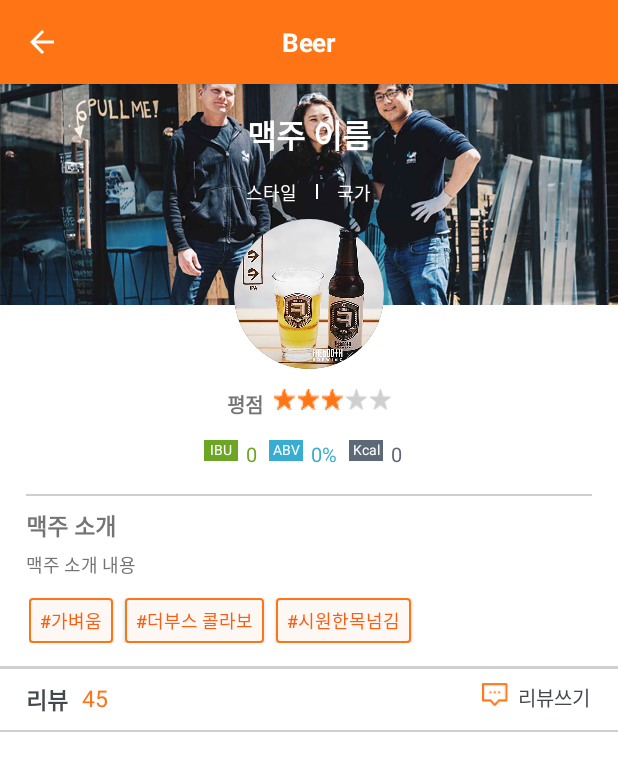
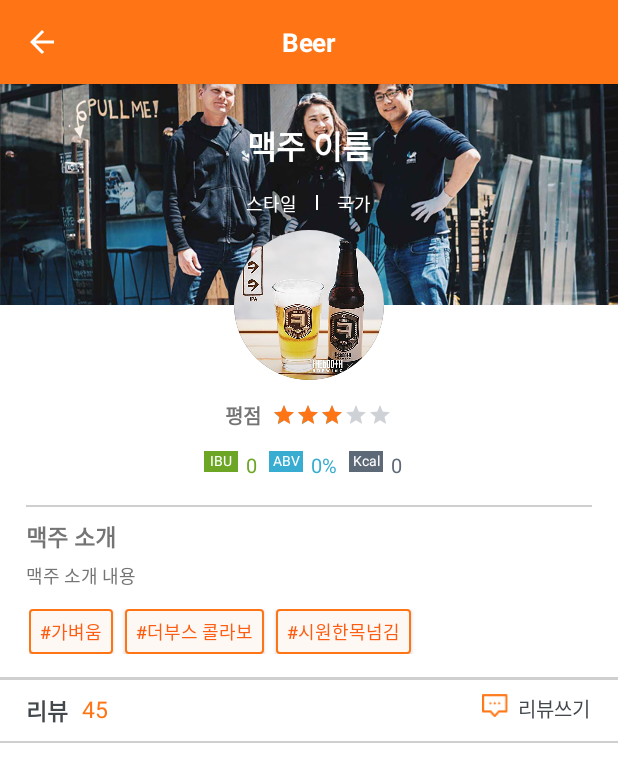
Before and after one commit to Beeering/Beering-Android, an Android app: the BeerDetailActivity screen opened directly, with no data from a screen before it, on a phone screen of 412 x 824 dp. Shown: the top 782 px of the screen. Run offline under Robolectric (Android 15) with nearby library versions, the phone set to English and light mode, and no system bars; libraries missing offline, so code that uses them is left out: com.loopj.android, cz.msebera.android; 1 statement that could not run was skipped.

Commit message:
Change to scroll view

```diff
--- a/Beering/app/src/main/java/io/beering/beering/Fragement/MytasteFragment.java
+++ b/Beering/app/src/main/java/io/beering/beering/Fragement/MytasteFragment.java
@@ -4,7 +4,6 @@ import android.graphics.Color;
 import android.os.Bundle;
 import android.support.annotation.Nullable;
 import android.support.v4.app.Fragment;
-import android.util.Log;
 import android.view.LayoutInflater;
 import android.view.View;
 import android.view.ViewGroup;
@@ -63,8 +62,6 @@ public class MytasteFragment extends Fragment {
     }
 
     private void addDataSet() {
-        Log.d("!!!!!!!!!!", "addDataSet: WHY....");
-
         ArrayList<PieEntry> yEntrys = new ArrayList<>();
         ArrayList<String> xEntrys = new ArrayList<>();
 
--- a/Beering/app/src/main/res/layout/activity_beer_detail.xml
+++ b/Beering/app/src/main/res/layout/activity_beer_detail.xml
@@ -19,9 +19,15 @@
 
     </android.support.design.widget.AppBarLayout>
 
+    <ScrollView
+        android:layout_width="match_parent"
+        android:layout_height="wrap_content"
+        android:layout_below="@+id/appbar">
+        <RelativeLayout
+            android:layout_width="wrap_content"
+            android:layout_height="wrap_content">
             <ImageView
                 android:layout_width="match_parent"
-        android:layout_below="@+id/appbar"
                 android:layout_height="147dp"
                 android:src="@drawable/k_beer_background"
                 android:scaleType="centerCrop"
@@ -36,7 +42,7 @@
                 android:textSize="21.2sp"
                 android:textStyle="bold"
                 android:layout_centerHorizontal="true"
-        android:layout_marginTop="73.5dp"/>
+                android:layout_marginTop="24.5dp"/>
 
             <RelativeLayout
                 android:layout_width="wrap_content"
@@ -79,7 +85,7 @@
                 android:background="#ffffff"
                 android:src="@drawable/k_beer_profile_image"
                 android:layout_centerHorizontal="true"
-        android:layout_marginTop="146dp"
+                android:layout_marginTop="97dp"
                 />
 
             <RelativeLayout
@@ -101,51 +107,22 @@
                     android:textSize="13sp"
                     android:layout_marginRight="7.2dp"/>
 
-        <ImageView
-            android:layout_width="14dp"
-            android:layout_height="14dp"
-            android:id="@+id/beer_star_1"
-            android:src="@drawable/star_orange"
-            android:layout_toRightOf="@+id/rating_text"
-            android:layout_marginRight="2.2dp"
-            android:scaleType="fitXY"
-            />
-        <ImageView
-            android:layout_width="14dp"
-            android:layout_height="14dp"
-            android:id="@+id/beer_star_2"
-            android:src="@drawable/star_orange"
-            android:layout_toRightOf="@+id/beer_star_1"
-            android:layout_marginRight="2.2dp"
-            android:scaleType="fitXY"
-            />
-        <ImageView
-            android:layout_width="14dp"
-            android:layout_height="14dp"
-            android:id="@+id/beer_star_3"
-            android:src="@drawable/star_orange"
-            android:layout_toRightOf="@+id/beer_star_2"
-            android:layout_marginRight="2.2dp"
-            android:scaleType="fitXY"
-            />
-        <ImageView
-            android:layout_width="14dp"
-            android:layout_height="14dp"
-            android:id="@+id/beer_star_4"
-            android:src="@drawable/star_gray"
-            android:layout_toRightOf="@+id/beer_star_3"
-            android:layout_marginRight="2.2dp"
-            android:scaleType="fitXY"
-            />
-        <ImageView
-            android:layout_width="14dp"
-            android:layout_height="14dp"
-            android:id="@+id/beer_star_5"
-            android:src="@drawable/star_gray"
-            android:layout_toRightOf="@+id/beer_star_4"
+                <RatingBar
+                    android:layout_width="wrap_content"
+                    android:layout_height="wrap_content"
+                    android:layout_toRightOf="@id/rating_text"
+                    android:id="@+id/stamp_rated"
+                    android:layout_gravity="center"
+                    android:layout_centerVertical="true"
+                    android:isIndicator="true"
+                    android:numStars="5"
+                    android:rating="3"
+                    android:stepSize="1"
+                    android:max="5"
+                    android:progressTint="#ff7415"
+                    android:progressBackgroundTint="#5e6977"
+                    style="?android:attr/ratingBarStyleSmall"/>
 
-            android:scaleType="fitXY"
-            />
             </RelativeLayout>
 
             <RelativeLayout
@@ -372,7 +349,6 @@
                     android:background="#cfcfcf"
                     />
             </LinearLayout>
-
-
-
         </RelativeLayout>
+    </ScrollView>
+</RelativeLayout>
```
Lines whose indentation alone changed are shown as unchanged.
